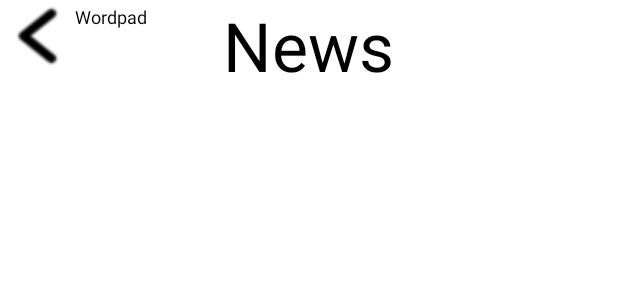
After one commit to henrygao1998/Wordpad, an Android app: the layout activity_news.xml on its own in the app's theme, with its tools: preview values and no code run, on a phone screen of 412 x 824 dp. The commit adds this screen. Shown: the top 300 px of the screen. Run offline under Robolectric (Android 15) with nearby library versions, the phone set to English and light mode, and no system bars.

```diff
--- a/app/src/main/res/layout/activity_edit.xml
+++ b/app/src/main/res/layout/activity_edit.xml
@@ -73,7 +73,8 @@
                 android:layout_width="match_parent"
                 android:layout_height="wrap_content"
                 android:background="#FFAE99"
-                android:textSize="20sp" />
+                android:textSize="20sp"
+                />
         </LinearLayout>
     </ScrollView>
 </LinearLayout>
--- /dev/null
+++ b/app/src/main/res/layout/activity_news.xml
@@ -0,0 +1,44 @@
+<?xml version="1.0" encoding="utf-8"?>
+<LinearLayout xmlns:android="http://schemas.android.com/apk/res/android"
+    xmlns:app="http://schemas.android.com/apk/res-auto"
+    xmlns:tools="http://schemas.android.com/tools"
+    android:layout_width="match_parent"
+    android:layout_height="match_parent"
+    android:background="#ffffff"
+    android:orientation="vertical"
+    tools:context=".News">
+
+    <RelativeLayout
+        android:layout_width="match_parent"
+        android:layout_height="56dp"
+        android:orientation="vertical"
+        android:gravity="center_vertical"
+        android:background="#ffffff">
+
+        <Button
+            android:id="@+id/btn_return_1"
+            android:layout_width="50dp"
+            android:layout_height="wrap_content"
+            android:background="@drawable/return_1"
+            android:onClick="OnClick"/>
+
+        <TextView
+            android:layout_width="65dp"
+            android:layout_height="50dp"
+            android:textSize="12dp"
+            android:layout_centerVertical="true"
+            android:layout_toEndOf="@+id/btn_return_1"
+            android:text="@string/title"
+            android:textColor="#000000"
+            android:layout_toRightOf="@+id/btn_return_1" />
+
+        <TextView
+            android:layout_width="wrap_content"
+            android:layout_height="wrap_content"
+            android:layout_centerInParent="true"
+            android:textColor="#000000"
+            android:textSize="45dp"
+            android:text="News" />
+    </RelativeLayout>
+
+</LinearLayout>
```
Also changed, not shown: app/src/main/java/com/henry/wordpad/News.java (added, +28 -0 lines), app/src/main/res/drawable/bg_edittext.xml (added, +9 -0 lines), app/src/main/res/drawable/bg_edittext_focused.xml (added, +8 -0 lines), app/src/main/res/drawable/bg_edittext_normal.xml (added, +8 -0 lines), app/src/main/res/menu/wordpad.xml (added, +10 -0 lines), app/src/main/res/drawable-v24/edit.png (added), app/src/main/res/drawable/search.png (added), app/src/main/res/drawable/shadow.png (added).
